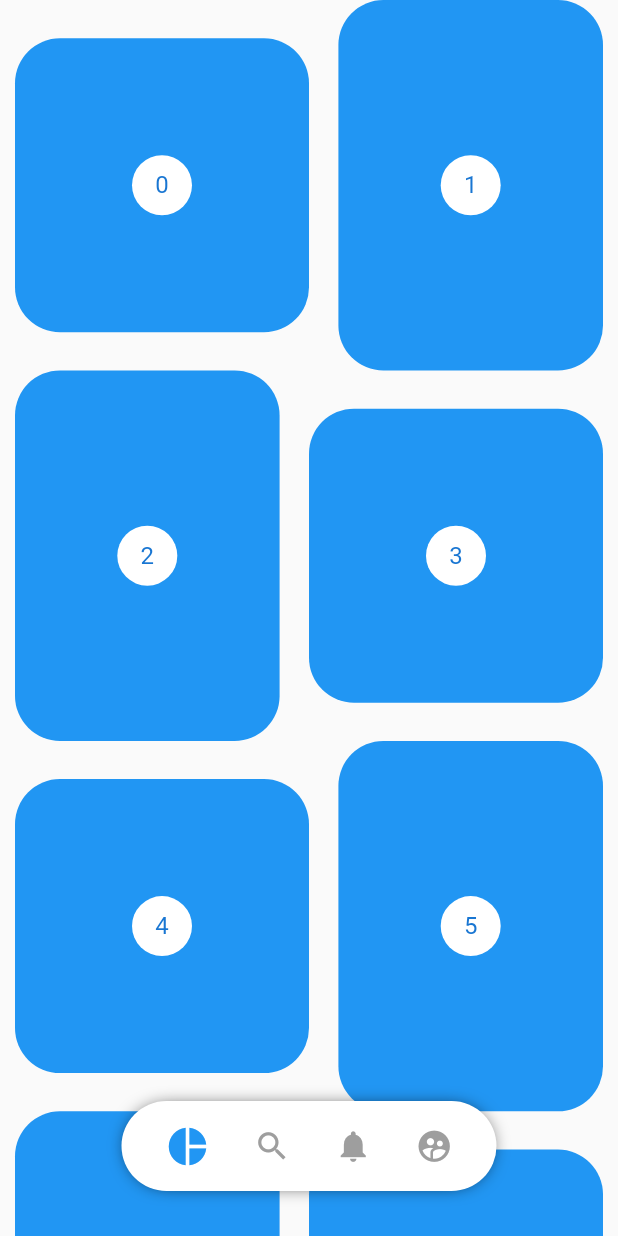
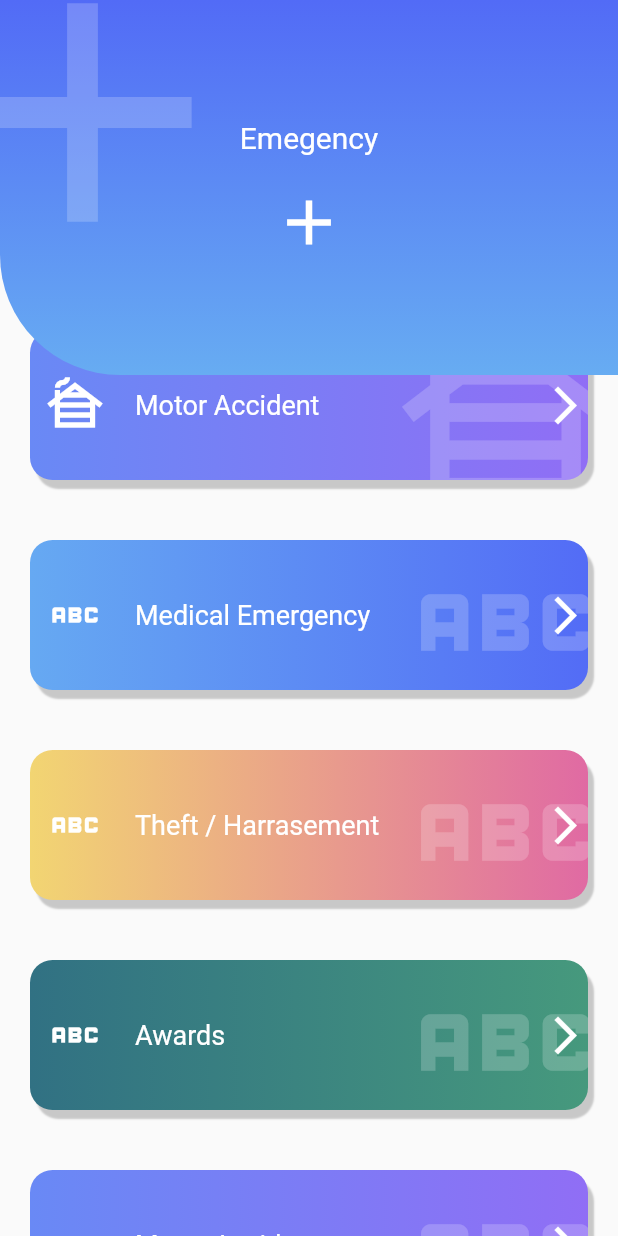
Before and after one commit to den0206/try_tech, a Flutter app: the screen it shows after launch, on a phone screen of 412 x 824 dp. Run offline on Flutter 3.47's test engine with Material 2 defaults, Android fonts, the phone set to English and light mode, and no system bars; our stand-ins replace animate_do, flutter_svg.

Commit message:
emegency

```diff
--- a/lib/main.dart
+++ b/lib/main.dart
@@ -1,4 +1,5 @@
 import 'package:flutter/material.dart';
+import 'package:try_tech/src/screen/emergency/emergency_screen.dart';
 import 'package:try_tech/src/screen/pintest/pintest_screen.dart';
 
 void main() {
@@ -15,7 +16,7 @@ class MyApp extends StatelessWidget {
       theme: ThemeData(
         primarySwatch: Colors.blue,
       ),
-      home: PintestScreen(),
+      home: EmergencyScreen(),
     );
   }
 }
--- /dev/null
+++ b/lib/src/screen/emergency/emergency_screen.dart
@@ -0,0 +1,228 @@
+import 'package:animate_do/animate_do.dart';
+import 'package:flutter/material.dart';
+
+class EmergencyScreen extends StatelessWidget {
+  EmergencyScreen({Key? key}) : super(key: key);
+
+  final items = <ItemBoton>[
+    new ItemBoton(
+        Icons.cabin, 'Motor Accident', Color(0xff6989F5), Color(0xff906EF5)),
+    new ItemBoton(
+        Icons.abc, 'Medical Emergency', Color(0xff66A9F2), Color(0xff536CF6)),
+    new ItemBoton(
+        Icons.abc, 'Theft / Harrasement', Color(0xffF2D572), Color(0xffE06AA3)),
+    new ItemBoton(Icons.abc, 'Awards', Color(0xff317183), Color(0xff46997D)),
+    new ItemBoton(
+        Icons.abc, 'Motor Accident', Color(0xff6989F5), Color(0xff906EF5)),
+    new ItemBoton(
+        Icons.abc, 'Medical Emergency', Color(0xff66A9F2), Color(0xff536CF6)),
+    new ItemBoton(
+        Icons.abc, 'Theft / Harrasement', Color(0xffF2D572), Color(0xffE06AA3)),
+    new ItemBoton(Icons.abc, 'Awards', Color(0xff317183), Color(0xff46997D)),
+    new ItemBoton(
+        Icons.abc, 'Motor Accident', Color(0xff6989F5), Color(0xff906EF5)),
+    new ItemBoton(
+        Icons.abc, 'Medical Emergency', Color(0xff66A9F2), Color(0xff536CF6)),
+    new ItemBoton(
+        Icons.abc, 'Theft / Harrasement', Color(0xffF2D572), Color(0xffE06AA3)),
+    new ItemBoton(Icons.abc, 'Awards', Color(0xff317183), Color(0xff46997D)),
+  ];
+
+  @override
+  Widget build(BuildContext context) {
+    return Scaffold(
+      body: Stack(
+        children: [
+          Container(
+            margin: EdgeInsets.only(top: 200),
+            child: ListView.builder(
+              physics: BouncingScrollPhysics(),
+              itemCount: items.length,
+              itemBuilder: (BuildContext context, int index) {
+                final item = items[index];
+                return ButtonCard(
+                  title: item.title,
+                  startColor: item.startColor,
+                  endColor: item.endColor,
+                  icon: item.icon,
+                  onPress: () {
+                    print(index);
+                  },
+                );
+              },
+            ),
+          ),
+          Positioned(child: IconHeader()),
+        ],
+      ),
+    );
+  }
+}
+
+class IconHeader extends StatelessWidget {
+  const IconHeader({Key? key}) : super(key: key);
+
+  @override
+  Widget build(BuildContext context) {
+    return Stack(
+      children: [
+        Container(
+          width: double.infinity,
+          height: 250,
+          decoration: BoxDecoration(
+            borderRadius: BorderRadius.only(
+              bottomLeft: Radius.circular(80),
+            ),
+            gradient: LinearGradient(
+              begin: Alignment.topCenter,
+              end: Alignment.bottomCenter,
+              colors: [
+                Color(0xff526BF6),
+                Color(0xff67ACF2),
+              ],
+            ),
+          ),
+        ),
+        Positioned(
+          top: -50,
+          left: -70,
+          child: Icon(
+            Icons.add,
+            size: 250,
+            color: Colors.white.withOpacity(0.2),
+          ),
+        ),
+        Container(
+          width: double.infinity,
+          child: Column(
+            children: [
+              SizedBox(height: 80),
+              Text(
+                "Emegency",
+                style: TextStyle(fontSize: 20, color: Colors.white),
+              ),
+              SizedBox(height: 20),
+              Icon(
+                Icons.add,
+                size: 50,
+                color: Colors.white,
+              )
+            ],
+          ),
+        )
+      ],
+    );
+  }
+}
+
+class ButtonCard extends StatelessWidget {
+  const ButtonCard({
+    Key? key,
+    required this.title,
+    required this.startColor,
+    required this.endColor,
+    required this.icon,
+    required this.onPress,
+  }) : super(key: key);
+
+  final String title;
+  final IconData icon;
+  final Color startColor;
+  final Color endColor;
+
+  final VoidCallback onPress;
+
+  @override
+  Widget build(BuildContext context) {
+    return FadeInLeft(
+      child: GestureDetector(
+        onTap: onPress,
+        child: Stack(
+          alignment: Alignment.center,
+          children: [
+            // background
+            Container(
+              width: double.infinity,
+              height: 100,
+              margin: EdgeInsets.all(20),
+              decoration: BoxDecoration(
+                boxShadow: [
+                  BoxShadow(
+                    color: Colors.black.withOpacity(0.2),
+                    offset: Offset(4, 6),
+                    blurRadius: 0.3,
+                  )
+                ],
+                borderRadius: BorderRadius.circular(15),
+                gradient: LinearGradient(
+                  colors: [
+                    startColor,
+                    endColor,
+                  ],
+                ),
+              ),
+              child: ClipRRect(
+                borderRadius: BorderRadius.circular(15),
+                child: Stack(
+                  children: [
+                    Positioned(
+                      right: -20,
+                      top: -20,
+                      child: Icon(
+                        icon,
+                        color: Colors.white.withOpacity(0.2),
+                        size: 150,
+                      ),
+                    )
+                  ],
+                ),
+              ),
+            ),
+            // content
+            Row(
+              // mainAxisAlignment: MainAxisAlignment.spaceAround,
+              children: [
+                SizedBox(
+                  width: 30,
+                ),
+                Icon(
+                  icon,
+                  color: Colors.white,
+                  size: 40,
+                ),
+                SizedBox(
+                  width: 20,
+                ),
+                Text(
+                  title,
+                  style: TextStyle(
+                    color: Colors.white,
+                    fontSize: 18,
+                  ),
+                ),
+                Spacer(),
+                Icon(
+                  Icons.arrow_forward_ios,
+                  color: Colors.white,
+                  size: 30,
+                ),
+                SizedBox(
+                  width: 20,
+                ),
+              ],
+            )
+          ],
+        ),
+      ),
+    );
+  }
+}
+
+class ItemBoton {
+  final IconData icon;
+  final String title;
+  final Color startColor;
+  final Color endColor;
+
+  ItemBoton(this.icon, this.title, this.startColor, this.endColor);
+}
--- a/pubspec.yaml
+++ b/pubspec.yaml
@@ -16,6 +16,7 @@ dependencies:
   flutter_svg: ^1.0.3
   provider: ^6.0.2
   flutter_staggered_grid_view: ^0.6.1
+  animate_do: ^2.1.0
 
 dev_dependencies:
   flutter_test:
```
Also changed, not shown: pubspec.lock.
